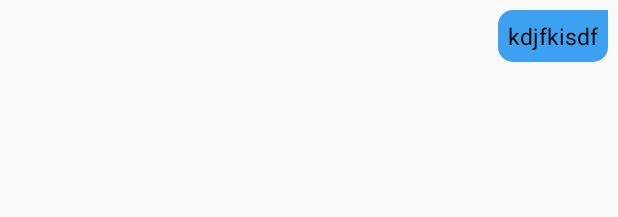
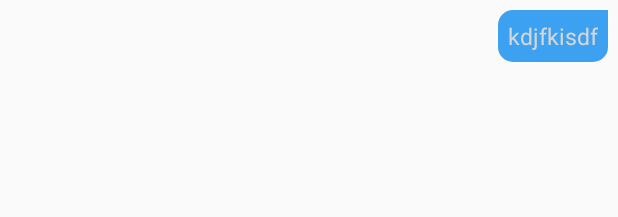
Before and after one commit to lbui2602/ShoppingApp, an Android app: the layout layout_chat_right.xml on its own in the app's theme, with its tools: preview values and no code run, on a phone screen of 412 x 824 dp. Shown: the top 217 px of the screen. Run offline under Robolectric (Android 15) with nearby library versions, the phone set to English and light mode, and no system bars.

Commit message:
Merge remote-tracking branch 'origin/master'

```diff
--- a/app/src/main/java/com/example/shoppingapp/activities/ChatActivity.java
+++ b/app/src/main/java/com/example/shoppingapp/activities/ChatActivity.java
@@ -32,7 +32,6 @@ import java.util.List;
 import java.util.Objects;
 
 public class ChatActivity extends AppCompatActivity {
-    ImageView imgBack;
     TextView tvName;
     RecyclerView rcv;
     EditText edtChat;
--- a/app/src/main/res/layout/layout_chat_right.xml
+++ b/app/src/main/res/layout/layout_chat_right.xml
@@ -18,7 +18,7 @@
             android:id="@+id/tvChatLeft"
             android:text="kdjfkisdf"
             android:padding="@dimen/_5sdp"
-            android:textColor="@color/black"
+            android:textColor="@color/sblack"
             android:layout_centerVertical="true"
             android:layout_alignParentEnd="true"
             android:layout_alignParentRight="true"
```
